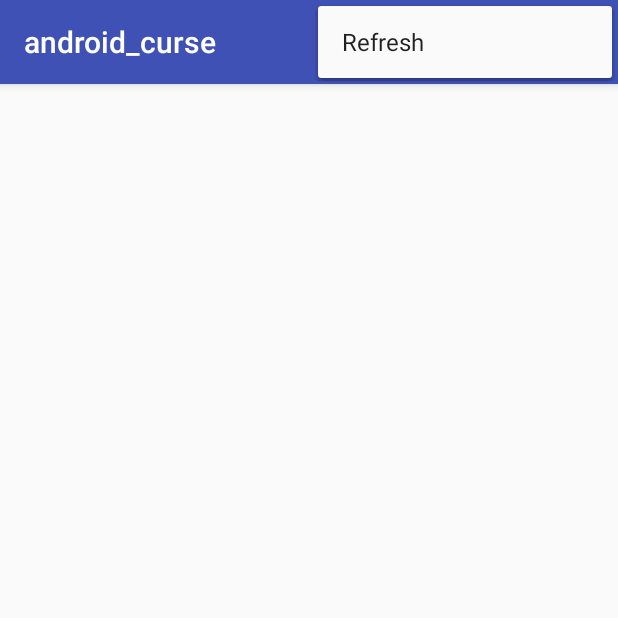
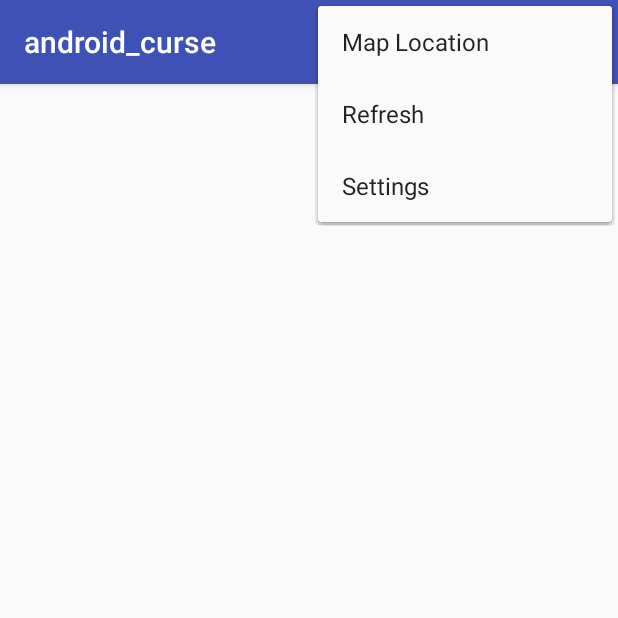
Before and after one commit to jcortesg/android_guide, an Android app: the screen it shows after launch (MainActivity), with the options menu open, on a phone screen of 412 x 824 dp, the top half of it. Run offline under Robolectric (Android 15) with nearby library versions, the phone set to English and light mode, and no system bars.

Commit message:
3.06 Add Map to Settings

```diff
--- /dev/null
+++ b/app/src/main/res/menu/main.xml
@@ -0,0 +1,19 @@
+<?xml version="1.0" encoding="utf-8"?>
+
+<menu xmlns:android="http://schemas.android.com/apk/res/android"
+    xmlns:app="http://schemas.android.com/apk/res-auto"
+    xmlns:tools="http://schemas.android.com/tools"
+    tools:context=".MainActivity">
+
+    <item
+        android:id="@+id/action_settings"
+        android:orderInCategory="100"
+        android:title="@string/action_settings"
+        app:showAsAction="never" />
+
+    <item
+        android:id="@+id/action_map"
+        android:title="@string/action_map"
+        app:showAsAction="never" />
+
+</menu>
--- a/app/src/main/res/values/strings.xml
+++ b/app/src/main/res/values/strings.xml
@@ -3,6 +3,7 @@
     <string name="hello_world">Hello Word</string>
 
     <string name="action_settings">Settings</string>
+    <string name="action_map">Map Location</string>
     <string name="action_refresh" translatable="false">Refresh</string>
     <string name="title_activity_detail">DetailActivity</string>
 
```
Also changed, not shown: app/src/main/java/com/example/jhon/android_curse/MainActivity.java (+56 -1 lines).
